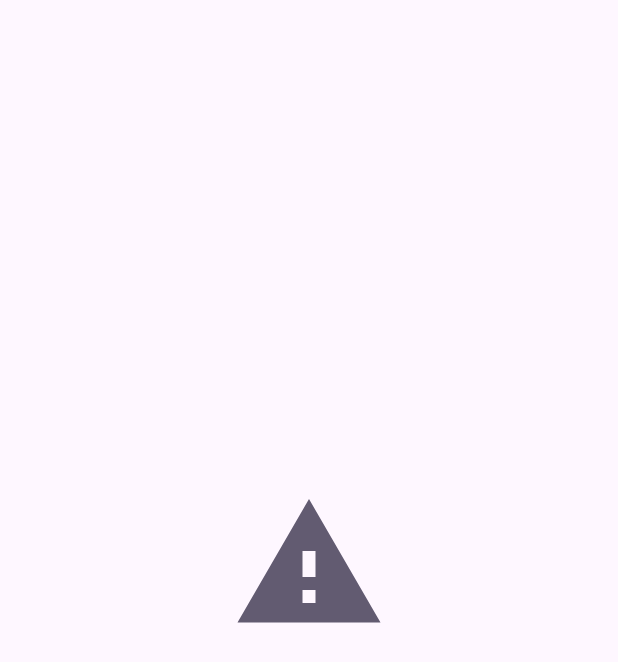
After one commit to sedramerkhan/products, an Android app built with Jetpack Compose: the composable ErrorView called with empty values, on a phone screen of 412 x 824 dp. The commit adds this screen. Shown: the top 662 px of the screen. Run offline under Robolectric (Android 15) with nearby library versions, the phone set to English and light mode, and no system bars; 5 statements that could not run were skipped.

Commit message:
feat: error view

```diff
--- /dev/null
+++ b/app/src/main/java/com/sm/products/core/presentation/components/ErrorView.kt
@@ -0,0 +1,67 @@
+package com.sm.products.core.presentation.components
+
+import android.R
+import androidx.compose.foundation.Image
+import androidx.compose.foundation.layout.*
+import androidx.compose.material.icons.Icons
+import androidx.compose.material.icons.filled.Refresh
+import androidx.compose.material.icons.filled.Warning
+import androidx.compose.material3.*
+import androidx.compose.runtime.Composable
+import androidx.compose.ui.Alignment
+import androidx.compose.ui.Modifier
+import androidx.compose.ui.graphics.vector.ImageVector
+import androidx.compose.ui.graphics.vector.rememberVectorPainter
+import androidx.compose.ui.text.style.TextAlign
+import androidx.compose.ui.unit.dp
+
+@Composable
+fun ErrorView(
+    modifier: Modifier = Modifier,
+    errorMessage: String,
+    onRetry: (() -> Unit)? = null,
+    retryIcon: ImageVector = Icons.Default.Refresh,
+    retryText: String = "Retry"
+) {
+    Box(
+        modifier = modifier
+            .fillMaxSize()
+            .padding(32.dp),
+        contentAlignment = Alignment.Center
+    ) {
+        Column(
+            horizontalAlignment = Alignment.CenterHorizontally,
+            verticalArrangement = Arrangement.spacedBy(16.dp)
+        ) {
+            Icon(
+                painter = rememberVectorPainter(Icons.Default.Warning),
+                tint = MaterialTheme.colorScheme.secondary,
+                modifier = Modifier.size(104.dp),
+                contentDescription = ""
+            )
+
+
+            Text(
+                text = errorMessage,
+                style =  MaterialTheme.typography.headlineLarge,
+                textAlign = TextAlign.Center,
+                modifier = Modifier.padding(top = 16.dp)
+            )
+
+            if (onRetry != null) {
+                Button(
+                    modifier = Modifier.padding(top = 32.dp),
+                    onClick = onRetry
+                ) {
+                    Icon(
+                        imageVector = retryIcon,
+                        contentDescription = "Retry",
+                        modifier = Modifier.size(20.dp)
+                    )
+                    Spacer(Modifier.width(8.dp))
+                    Text(retryText)
+                }
+            }
+        }
+    }
+}
--- a/app/src/main/java/com/sm/products/core/presentation/components/PulseAnimation.kt
+++ b/app/src/main/java/com/sm/products/core/presentation/components/image/PulseAnimation.kt
@@ -1,4 +1,4 @@
-package com.sm.products.core.presentation.components
+package com.sm.products.core.presentation.components.image
 
 import androidx.compose.animation.core.RepeatMode
 import androidx.compose.animation.core.animateFloat
--- a/app/src/main/java/com/sm/products/presentation/products/components/ProductCard.kt
+++ b/app/src/main/java/com/sm/products/presentation/products/components/ProductCard.kt
@@ -16,7 +16,7 @@ import androidx.compose.ui.Modifier
 import androidx.compose.ui.text.style.TextAlign
 import androidx.compose.ui.text.style.TextOverflow
 import androidx.compose.ui.unit.dp
-import com.sm.products.core.presentation.components.CoilImage
+import com.sm.products.core.presentation.components.image.CoilImage
 import com.sm.products.domain.model.Product
 
 @Composable
```
Also changed, not shown: app/src/main/java/com/sm/products/core/presentation/components/image/CoilImage.kt (renamed from app/src/main/java/com/sm/products/core/presentation/components/CoilImage.kt, +13 -9 lines), app/src/main/java/com/sm/products/presentation/products/ProductsScreen.kt (+5 -3 lines).
